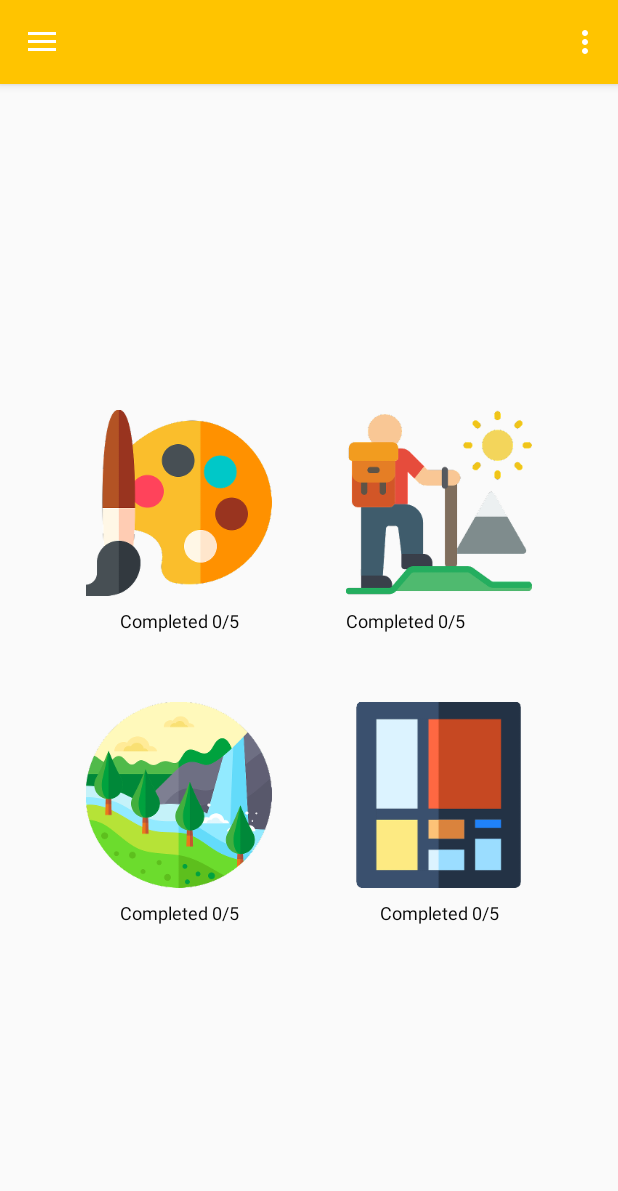
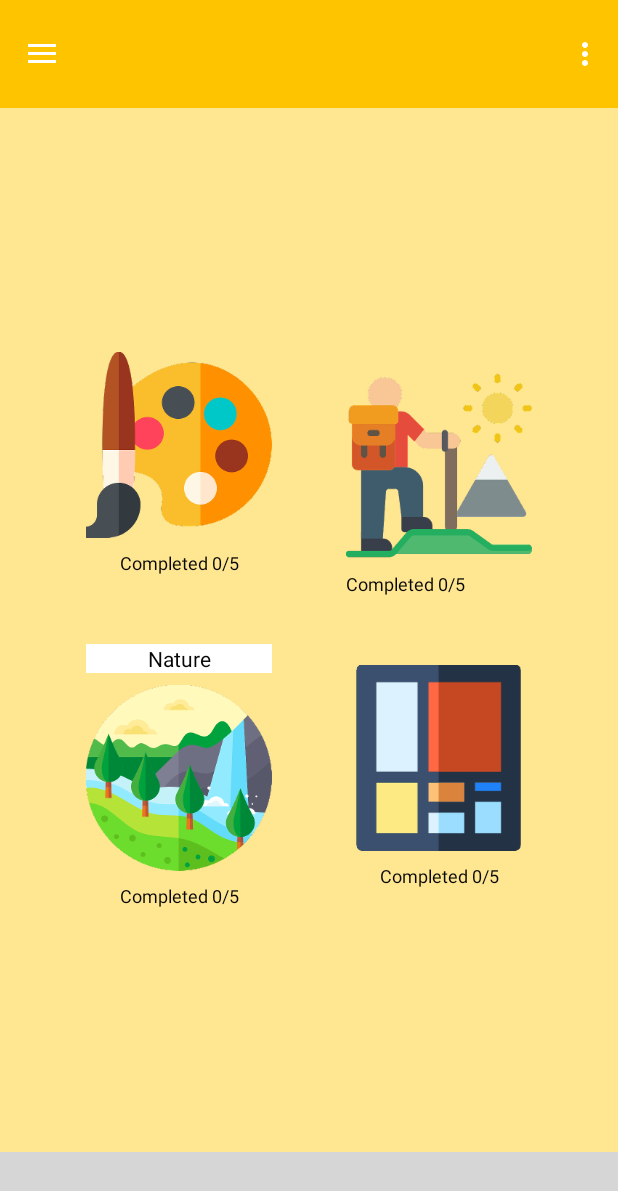
Before and after one commit to cawoolf/ConnectionWithBeing_Final, an Android app: the screen it shows after launch (MainActivity), on a phone screen of 412 x 824 dp. Shown: the top 1191 px of the screen. Run offline under Robolectric (Android 15) with nearby library versions, the phone set to English and light mode, and no system bars; grey boxes are pictures that could not be loaded.

Commit message:
Mas Design and formatting

```diff
--- a/app/src/main/java/com/example/connectionwithbeing/MainActivity.java
+++ b/app/src/main/java/com/example/connectionwithbeing/MainActivity.java
@@ -3,6 +3,7 @@ package com.example.connectionwithbeing;
 import android.app.Fragment;
 import android.app.FragmentManager;
 import android.app.FragmentTransaction;
+import android.content.SharedPreferences;
 import android.graphics.drawable.ColorDrawable;
 import android.os.Bundle;
 import android.view.Menu;
@@ -17,9 +18,20 @@ import androidx.drawerlayout.widget.DrawerLayout;
 import com.google.android.material.navigation.NavigationView;
 
 public class MainActivity extends AppCompatActivity implements NavigationView.OnNavigationItemSelectedListener{
+
     private DrawerLayout mDrawerLayout;
     private ActionBarDrawerToggle mToggle;
 
+    //Shared Preferences
+    public SharedPreferences mSharedPreferences;
+    public static final String userActivityProgress = "Exercises Completed";
+
+    public static final String RTProgress = "RTProgress";
+    public static final String RBProgress = "RBProgress";
+    public static final String LTPrgoress = "LTProgress";
+    public static final String LBProgress = "LBProgress";
+
+    public int RTeCC, RBeCC, LTeCC, LBeCC;
 
     @Override
     protected void onCreate(Bundle savedInstanceState) {
@@ -27,24 +39,24 @@ public class MainActivity extends AppCompatActivity implements NavigationView.On
         setContentView(R.layout.activity_nav_drawer);
         mDrawerLayout = (DrawerLayout) findViewById(R.id.drawer);
         mToggle = new ActionBarDrawerToggle(this, mDrawerLayout,R.string.open, R.string.close);
-
-
+//        mSharedPreferences = getSharedPreferences()
 
 //       Listens to the toggle button, which is the hamburger for the nav menu?
         mDrawerLayout.addDrawerListener(mToggle);
         mToggle.syncState();
+
+
 //        Adds functionality back button
         getSupportActionBar().setDisplayHomeAsUpEnabled(true);
+        getSupportActionBar().setElevation(0);
 
         NavigationView navigationView = (NavigationView) findViewById(R.id.navView);
-
-
 //        Activates the onNavItemSelected to make the items work.
         navigationView.setNavigationItemSelectedListener(this);
 
+
         loadFragment(new HomeFragment());
         mDrawerLayout.closeDrawers();
-
 
     }
 
--- a/app/src/main/res/layout/activity_nav_drawer.xml
+++ b/app/src/main/res/layout/activity_nav_drawer.xml
@@ -5,14 +5,32 @@
     android:layout_width="match_parent"
     android:layout_height="match_parent"
     tools:context=".MainActivity"
-    android:id="@+id/drawer">
+    android:id="@+id/drawer"
+    >
 
+    <LinearLayout
+        android:gravity="bottom"
+        android:layout_width="wrap_content"
+        android:layout_height="wrap_content"
+        android:orientation="vertical"
+
+        >
+
+        <ImageView
+            android:layout_width="match_parent"
+            android:padding="8dp"
+            android:layout_height="56dp"
+            android:background="@color/homeScreenActionbarColor"
+            app:srcCompat="@drawable/home"
+            android:layout_gravity="center"/>
+
+    </LinearLayout>
 
         <FrameLayout
             android:id="@+id/frameLayout"
             android:layout_width="match_parent"
             android:layout_height="match_parent"
-            android:layout_marginTop="10dp"
+            android:layout_marginBottom="56dp"
             />
 
     <com.google.android.material.navigation.NavigationView
@@ -25,4 +43,6 @@
 
     </com.google.android.material.navigation.NavigationView>
 
+
+
 </androidx.drawerlayout.widget.DrawerLayout>
--- a/app/src/main/res/layout/ahome_fragment.xml
+++ b/app/src/main/res/layout/ahome_fragment.xml
@@ -5,6 +5,7 @@
     android:layout_width="match_parent"
     android:layout_height="match_parent"
     tools:context=".MainActivity"
+    android:background="@color/homeScreenBackgroundColor"
     >
 
     <LinearLayout
@@ -64,7 +65,16 @@
 
             app:layout_constraintBottom_toBottomOf="parent"
             app:layout_constraintStart_toStartOf="parent">
+            <TextView
+                android:layout_width="match_parent"
+                android:layout_height="wrap_content"
+                android:text="Nature"
+                android:background="@color/myWhite"
+                android:layout_marginBottom="8dp"
+                android:gravity="center"
+                android:textColor="@color/myBlack">
 
+            </TextView>
             <ImageView
                 android:id="@+id/LB_image"
                 android:layout_width="124dp"
--- a/app/src/main/res/values/colors.xml
+++ b/app/src/main/res/values/colors.xml
@@ -10,7 +10,7 @@
     <!-- All the colors for each exercise actionbar-->
     <color name="AE1_actionBarBackgroundColor">#43af3e</color>
     <color name="AE2_actionBarBackgroundColor">#2784d2</color>
-    <color name= "homeScreenBackgroundColor">#ffc400</color>
+    <color name= "homeScreenBackgroundColor">#FFE691</color>
     <color name= "homeScreenActionbarColor">#ffc400</color>
 
 
--- a/app/src/main/res/values/styles.xml
+++ b/app/src/main/res/values/styles.xml
@@ -3,6 +3,7 @@
     <!-- Base application theme. -->
     <style name="AppTheme" parent="Theme.AppCompat.Light.DarkActionBar">
         <!-- Customize your theme here. -->
+        <item name = "actionBarSize">72dp</item>
         <item name="colorPrimary">@color/homeScreenActionbarColor</item>
         <item name="colorPrimaryDark">@color/topOfPhoneStatusBarColor</item>
         <item name="colorAccent">@color/myBlack</item>
```
